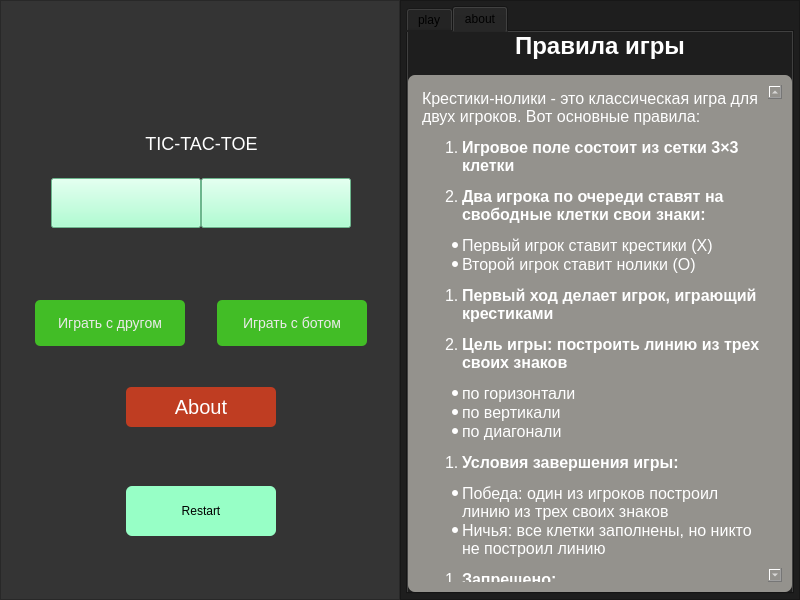
Qt form main.ui (Artemdjdj/tic-tac-toe) before a commit.
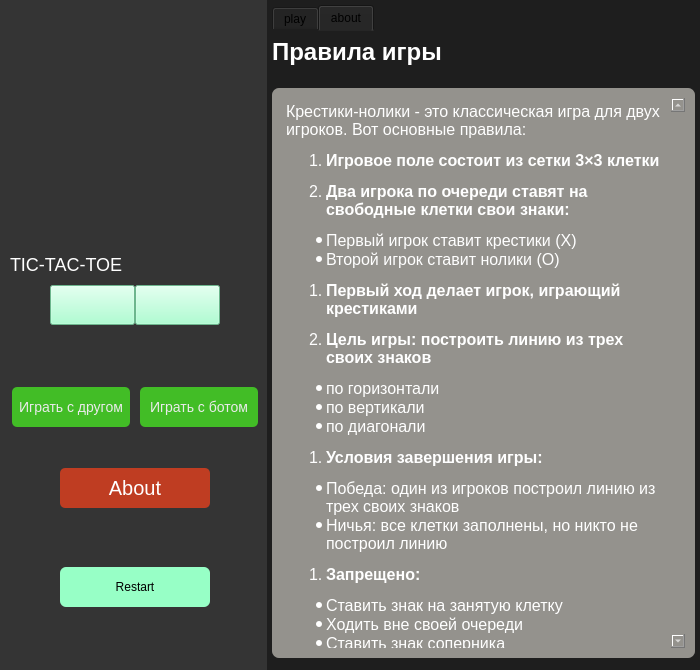
The same form after that commit. The open tabs and pages were chosen to show the change. Icons and pictures are not drawn.

What changed in the file:
```diff
--- a/main.ui
+++ b/main.ui
@@ -6,8 +6,8 @@
    <rect>
     <x>0</x>
     <y>0</y>
-    <width>800</width>
-    <height>600</height>
+    <width>700</width>
+    <height>670</height>
    </rect>
   </property>
   <property name="minimumSize">
@@ -78,10 +78,7 @@
        <string notr="true">background-color:rgb(52,52,52);</string>
       </property>
       <property name="frameShape">
-       <enum>QFrame::Shape::StyledPanel</enum>
-      </property>
-      <property name="frameShadow">
-       <enum>QFrame::Shadow::Raised</enum>
+       <enum>QFrame::NoFrame</enum>
       </property>
       <layout class="QVBoxLayout" name="verticalLayout">
        <property name="spacing">
@@ -104,7 +101,7 @@
          <item>
           <spacer name="horizontalSpacer_3">
            <property name="orientation">
-            <enum>Qt::Orientation::Horizontal</enum>
+            <enum>Qt::Vertical</enum>
            </property>
            <property name="sizeHint" stdset="0">
             <size>
@@ -149,7 +146,7 @@
          <item>
           <spacer name="horizontalSpacer_4">
            <property name="orientation">
-            <enum>Qt::Orientation::Horizontal</enum>
+            <enum>Qt::Vertical</enum>
            </property>
            <property name="sizeHint" stdset="0">
             <size>
@@ -170,9 +167,6 @@
          <property name="text">
           <string>TIC-TAC-TOE</string>
          </property>
-         <property name="alignment">
-          <set>Qt::AlignmentFlag::AlignCenter</set>
-         </property>
         </widget>
        </item>
        <item>
@@ -183,7 +177,7 @@
          <item>
           <spacer name="horizontalSpacer">
            <property name="orientation">
-            <enum>Qt::Orientation::Horizontal</enum>
+            <enum>Qt::Vertical</enum>
            </property>
            <property name="sizeType">
             <enum>QSizePolicy::Policy::Fixed</enum>
@@ -265,7 +259,7 @@
          <item>
           <spacer name="horizontalSpacer_2">
            <property name="orientation">
-            <enum>Qt::Orientation::Horizontal</enum>
+            <enum>Qt::Vertical</enum>
            </property>
            <property name="sizeType">
             <enum>QSizePolicy::Policy::Fixed</enum>
@@ -301,10 +295,7 @@
 </string>
            </property>
            <property name="frameShape">
-            <enum>QFrame::Shape::StyledPanel</enum>
-           </property>
-           <property name="frameShadow">
-            <enum>QFrame::Shadow::Raised</enum>
+            <enum>QFrame::NoFrame</enum>
            </property>
            <layout class="QHBoxLayout" name="horizontalLayout_9">
             <property name="spacing">
@@ -339,9 +330,6 @@
               <property name="text">
                <string/>
               </property>
-              <property name="alignment">
-               <set>Qt::AlignmentFlag::AlignCenter</set>
-              </property>
              </widget>
             </item>
             <item>
@@ -483,10 +471,7 @@
 background-color:rgb(52,52,52);</string>
          </property>
          <property name="frameShape">
-          <enum>QFrame::Shape::StyledPanel</enum>
-         </property>
-         <property name="frameShadow">
-          <enum>QFrame::Shadow::Raised</enum>
+          <enum>QFrame::NoFrame</enum>
          </property>
          <layout class="QHBoxLayout" name="horizontalLayout_11">
           <item>
@@ -603,10 +588,7 @@
        <string notr="true">background-color:rgb(30, 30, 30);</string>
       </property>
       <property name="frameShape">
-       <enum>QFrame::Shape::StyledPanel</enum>
-      </property>
-      <property name="frameShadow">
-       <enum>QFrame::Shadow::Raised</enum>
+       <enum>QFrame::NoFrame</enum>
       </property>
       <layout class="QHBoxLayout" name="horizontalLayout_4">
        <property name="leftMargin">
@@ -636,7 +618,7 @@
           </size>
          </property>
          <property name="styleSheet">
-          <string notr="true"/>
+          <string notr="true">border:none;</string>
          </property>
          <property name="currentIndex">
           <number>0</number>
@@ -933,6 +915,9 @@
           </layout>
          </widget>
          <widget class="QWidget" name="tab_2">
+          <property name="styleSheet">
+           <string notr="true">border:none</string>
+          </property>
           <attribute name="title">
            <string>about</string>
           </attribute>
@@ -969,6 +954,7 @@
              <property name="font">
               <font>
                <pointsize>-1</pointsize>
+               <weight>75</weight>
                <bold>true</bold>
               </font>
              </property>
@@ -980,9 +966,6 @@
              <property name="text">
               <string>Правила игры</string>
              </property>
-             <property name="alignment">
-              <set>Qt::AlignmentFlag::AlignCenter</set>
-             </property>
             </widget>
            </item>
            <item>
@@ -1007,42 +990,32 @@
 color:rgb(255, 255, 255);
 border-radius:7px;
 padding:10px;
+border:none;
 </string>
              </property>
              <property name="html">
               <string>&lt;!DOCTYPE HTML PUBLIC &quot;-//W3C//DTD HTML 4.0//EN&quot; &quot;http://www.w3.org/TR/REC-html40/strict.dtd&quot;&gt;
-&lt;html&gt;&lt;head&gt;&lt;meta name=&quot;qrichtext&quot; content=&quot;1&quot; /&gt;&lt;meta charset=&quot;utf-8&quot; /&gt;&lt;style type=&quot;text/css&quot;&gt;
+&lt;html&gt;&lt;head&gt;&lt;meta name=&quot;qrichtext&quot; content=&quot;1&quot; /&gt;&lt;style type=&quot;text/css&quot;&gt;
 p, li { white-space: pre-wrap; }
-hr { height: 1px; border-width: 0; }
-li.unchecked::marker { content: &quot;\2610&quot;; }
-li.checked::marker { content: &quot;\2612&quot;; }
-&lt;/style&gt;&lt;/head&gt;&lt;body style=&quot; font-family:'Segoe UI'; font-size:9pt; font-weight:400; font-style:normal;&quot;&gt;
-&lt;p style=&quot; margin-top:12px; margin-bottom:12px; margin-left:0px; margin-right:0px; -qt-block-indent:0; text-indent:0px;&quot;&gt;&lt;span style=&quot; font-size:12pt;&quot;&gt;Крестики-нолики - это классическая игра для двух игроков. Вот основные правила:&lt;/span&gt;&lt;/p&gt;
-&lt;ol style=&quot;margin-top: 0px; margin-bottom: 0px; margin-left: 0px; margin-right: 0px; -qt-list-indent: 1;&quot;&gt;
-&lt;li style=&quot; font-size:12pt;&quot; style=&quot; margin-top:12px; margin-bottom:12px; margin-left:0px; margin-right:0px; -qt-block-indent:0; text-indent:0px;&quot;&gt;&lt;span style=&quot; font-weight:700;&quot;&gt;Игровое поле состоит из сетки 3×3 клетки&lt;/span&gt;&lt;/li&gt;
-&lt;li style=&quot; font-size:12pt;&quot; style=&quot; margin-top:12px; margin-bottom:12px; margin-left:0px; margin-right:0px; -qt-block-indent:0; text-indent:0px;&quot;&gt;&lt;span style=&quot; font-weight:700;&quot;&gt;Два игрока по очереди ставят на свободные клетки свои знаки:&lt;/span&gt;&lt;/li&gt;&lt;/ol&gt;
-&lt;ul style=&quot;margin-top: 0px; margin-bottom: 0px; margin-left: 0px; margin-right: 0px; -qt-list-indent: 1;&quot;&gt;
-&lt;li style=&quot; font-size:12pt;&quot; style=&quot; margin-top:12px; margin-bottom:0px; margin-left:0px; margin-right:0px; -qt-block-indent:0; text-indent:0px;&quot;&gt;Первый игрок ставит крестики (X)&lt;/li&gt;
-&lt;li style=&quot; font-size:12pt;&quot; style=&quot; margin-top:0px; margin-bottom:12px; margin-left:0px; margin-right:0px; -qt-block-indent:0; text-indent:0px;&quot;&gt;Второй игрок ставит нолики (O)&lt;/li&gt;&lt;/ul&gt;
-&lt;ol start=&quot;3&quot; style=&quot;margin-top: 0px; margin-bottom: 0px; margin-left: 0px; margin-right: 0px; -qt-list-indent: 1;&quot;&gt;
-&lt;li style=&quot; font-size:12pt;&quot; style=&quot; margin-top:12px; margin-bottom:12px; margin-left:0px; margin-right:0px; -qt-block-indent:0; text-indent:0px;&quot;&gt;&lt;span style=&quot; font-weight:700;&quot;&gt;Первый ход делает игрок, играющий крестиками&lt;/span&gt;&lt;/li&gt;
-&lt;li style=&quot; font-size:12pt;&quot; style=&quot; margin-top:12px; margin-bottom:12px; margin-left:0px; margin-right:0px; -qt-block-indent:0; text-indent:0px;&quot;&gt;&lt;span style=&quot; font-weight:700;&quot;&gt;Цель игры: построить линию из трех своих знаков&lt;/span&gt;&lt;/li&gt;&lt;/ol&gt;
-&lt;ul style=&quot;margin-top: 0px; margin-bottom: 0px; margin-left: 0px; margin-right: 0px; -qt-list-indent: 1;&quot;&gt;
-&lt;li style=&quot; font-size:12pt; font-weight:700;&quot; style=&quot; margin-top:12px; margin-bottom:0px; margin-left:0px; margin-right:0px; -qt-block-indent:0; text-indent:0px;&quot;&gt;&lt;span style=&quot; font-weight:400;&quot;&gt;по горизонтали&lt;/span&gt;&lt;/li&gt;
-&lt;li style=&quot; font-size:12pt;&quot; style=&quot; margin-top:0px; margin-bottom:0px; margin-left:0px; margin-right:0px; -qt-block-indent:0; text-indent:0px;&quot;&gt;по вертикали&lt;/li&gt;
-&lt;li style=&quot; font-size:12pt;&quot; style=&quot; margin-top:0px; margin-bottom:12px; margin-left:0px; margin-right:0px; -qt-block-indent:0; text-indent:0px;&quot;&gt;по диагонали&lt;/li&gt;&lt;/ul&gt;
-&lt;ol start=&quot;5&quot; style=&quot;margin-top: 0px; margin-bottom: 0px; margin-left: 0px; margin-right: 0px; -qt-list-indent: 1;&quot;&gt;
-&lt;li style=&quot; font-size:12pt;&quot; style=&quot; margin-top:12px; margin-bottom:12px; margin-left:0px; margin-right:0px; -qt-block-indent:0; text-indent:0px;&quot;&gt;&lt;span style=&quot; font-weight:700;&quot;&gt;Условия завершения игры:&lt;/span&gt;&lt;/li&gt;&lt;/ol&gt;
-&lt;ul style=&quot;margin-top: 0px; margin-bottom: 0px; margin-left: 0px; margin-right: 0px; -qt-list-indent: 1;&quot;&gt;
-&lt;li style=&quot; font-size:12pt;&quot; style=&quot; margin-top:12px; margin-bottom:0px; margin-left:0px; margin-right:0px; -qt-block-indent:0; text-indent:0px;&quot;&gt;Победа: один из игроков построил линию из трех своих знаков&lt;/li&gt;
-&lt;li style=&quot; font-size:12pt;&quot; style=&quot; margin-top:0px; margin-bottom:12px; margin-left:0px; margin-right:0px; -qt-block-indent:0; text-indent:0px;&quot;&gt;Ничья: все клетки заполнены, но никто не построил линию&lt;/li&gt;&lt;/ul&gt;
-&lt;ol start=&quot;6&quot; style=&quot;margin-top: 0px; margin-bottom: 0px; margin-left: 0px; margin-right: 0px; -qt-list-indent: 1;&quot;&gt;
-&lt;li style=&quot; font-size:12pt;&quot; style=&quot; margin-top:12px; margin-bottom:12px; margin-left:0px; margin-right:0px; -qt-block-indent:0; text-indent:0px;&quot;&gt;&lt;span style=&quot; font-weight:700;&quot;&gt;Запрещено:&lt;/span&gt;&lt;/li&gt;&lt;/ol&gt;
-&lt;ul style=&quot;margin-top: 0px; margin-bottom: 0px; margin-left: 0px; margin-right: 0px; -qt-list-indent: 1;&quot;&gt;
-&lt;li style=&quot; font-size:12pt;&quot; style=&quot; margin-top:12px; margin-bottom:0px; margin-left:0px; margin-right:0px; -qt-block-indent:0; text-indent:0px;&quot;&gt;Ставить знак на занятую клетку&lt;/li&gt;
-&lt;li style=&quot; font-size:12pt;&quot; style=&quot; margin-top:0px; margin-bottom:0px; margin-left:0px; margin-right:0px; -qt-block-indent:0; text-indent:0px;&quot;&gt;Ходить вне своей очереди&lt;/li&gt;
-&lt;li style=&quot; font-size:12pt;&quot; style=&quot; margin-top:0px; margin-bottom:12px; margin-left:0px; margin-right:0px; -qt-block-indent:0; text-indent:0px;&quot;&gt;Ставить знак соперника&lt;/li&gt;&lt;/ul&gt;
-&lt;p style=&quot;-qt-paragraph-type:empty; margin-top:12px; margin-bottom:12px; margin-left:0px; margin-right:0px; -qt-block-indent:0; text-indent:0px; font-size:12pt;&quot;&gt;&lt;br /&gt;&lt;/p&gt;&lt;/body&gt;&lt;/html&gt;</string>
+&lt;/style&gt;&lt;/head&gt;&lt;body style=&quot; font-family:'Ubuntu Sans'; font-size:11pt; font-weight:400; font-style:normal;&quot;&gt;
+&lt;p style=&quot; margin-top:12px; margin-bottom:12px; margin-left:0px; margin-right:0px; -qt-block-indent:0; text-indent:0px;&quot;&gt;&lt;span style=&quot; font-family:'Segoe UI'; font-size:12pt;&quot;&gt;Крестики-нолики - это классическая игра для двух игроков. Вот основные правила:&lt;/span&gt;&lt;/p&gt;
+&lt;ol style=&quot;margin-top: 0px; margin-bottom: 0px; margin-left: 0px; margin-right: 0px; -qt-list-indent: 1;&quot;&gt;&lt;li style=&quot; font-family:'Segoe UI'; font-size:12pt;&quot; style=&quot; margin-top:12px; margin-bottom:12px; margin-left:0px; margin-right:0px; -qt-block-indent:0; text-indent:0px;&quot;&gt;&lt;span style=&quot; font-weight:704;&quot;&gt;Игровое поле состоит из сетки 3×3 клетки&lt;/span&gt;&lt;/li&gt;
+&lt;li style=&quot; font-family:'Segoe UI'; font-size:12pt;&quot; style=&quot; margin-top:12px; margin-bottom:12px; margin-left:0px; margin-right:0px; -qt-block-indent:0; text-indent:0px;&quot;&gt;&lt;span style=&quot; font-weight:704;&quot;&gt;Два игрока по очереди ставят на свободные клетки свои знаки:&lt;/span&gt;&lt;/li&gt;&lt;/ol&gt;
+&lt;ul style=&quot;margin-top: 0px; margin-bottom: 0px; margin-left: 0px; margin-right: 0px; -qt-list-indent: 1;&quot;&gt;&lt;li style=&quot; font-family:'Segoe UI'; font-size:12pt;&quot; style=&quot; margin-top:12px; margin-bottom:0px; margin-left:0px; margin-right:0px; -qt-block-indent:0; text-indent:0px;&quot;&gt;Первый игрок ставит крестики (X)&lt;/li&gt;
+&lt;li style=&quot; font-family:'Segoe UI'; font-size:12pt;&quot; style=&quot; margin-top:0px; margin-bottom:12px; margin-left:0px; margin-right:0px; -qt-block-indent:0; text-indent:0px;&quot;&gt;Второй игрок ставит нолики (O)&lt;/li&gt;&lt;/ul&gt;
+&lt;ol style=&quot;margin-top: 0px; margin-bottom: 0px; margin-left: 0px; margin-right: 0px; -qt-list-indent: 1;&quot;&gt;&lt;li style=&quot; font-family:'Segoe UI'; font-size:12pt;&quot; style=&quot; margin-top:12px; margin-bottom:12px; margin-left:0px; margin-right:0px; -qt-block-indent:0; text-indent:0px;&quot;&gt;&lt;span style=&quot; font-weight:704;&quot;&gt;Первый ход делает игрок, играющий крестиками&lt;/span&gt;&lt;/li&gt;
+&lt;li style=&quot; font-family:'Segoe UI'; font-size:12pt;&quot; style=&quot; margin-top:12px; margin-bottom:12px; margin-left:0px; margin-right:0px; -qt-block-indent:0; text-indent:0px;&quot;&gt;&lt;span style=&quot; font-weight:704;&quot;&gt;Цель игры: построить линию из трех своих знаков&lt;/span&gt;&lt;/li&gt;&lt;/ol&gt;
+&lt;ul style=&quot;margin-top: 0px; margin-bottom: 0px; margin-left: 0px; margin-right: 0px; -qt-list-indent: 1;&quot;&gt;&lt;li style=&quot; font-family:'Segoe UI'; font-size:12pt; font-weight:704;&quot; style=&quot; margin-top:12px; margin-bottom:0px; margin-left:0px; margin-right:0px; -qt-block-indent:0; text-indent:0px;&quot;&gt;&lt;span style=&quot; font-weight:400;&quot;&gt;по горизонтали&lt;/span&gt;&lt;/li&gt;
+&lt;li style=&quot; font-family:'Segoe UI'; font-size:12pt;&quot; style=&quot; margin-top:0px; margin-bottom:0px; margin-left:0px; margin-right:0px; -qt-block-indent:0; text-indent:0px;&quot;&gt;по вертикали&lt;/li&gt;
+&lt;li style=&quot; font-family:'Segoe UI'; font-size:12pt;&quot; style=&quot; margin-top:0px; margin-bottom:12px; margin-left:0px; margin-right:0px; -qt-block-indent:0; text-indent:0px;&quot;&gt;по диагонали&lt;/li&gt;&lt;/ul&gt;
+&lt;ol style=&quot;margin-top: 0px; margin-bottom: 0px; margin-left: 0px; margin-right: 0px; -qt-list-indent: 1;&quot;&gt;&lt;li style=&quot; font-family:'Segoe UI'; font-size:12pt;&quot; style=&quot; margin-top:12px; margin-bottom:12px; margin-left:0px; margin-right:0px; -qt-block-indent:0; text-indent:0px;&quot;&gt;&lt;span style=&quot; font-weight:704;&quot;&gt;Условия завершения игры:&lt;/span&gt;&lt;/li&gt;&lt;/ol&gt;
+&lt;ul style=&quot;margin-top: 0px; margin-bottom: 0px; margin-left: 0px; margin-right: 0px; -qt-list-indent: 1;&quot;&gt;&lt;li style=&quot; font-family:'Segoe UI'; font-size:12pt;&quot; style=&quot; margin-top:12px; margin-bottom:0px; margin-left:0px; margin-right:0px; -qt-block-indent:0; text-indent:0px;&quot;&gt;Победа: один из игроков построил линию из трех своих знаков&lt;/li&gt;
+&lt;li style=&quot; font-family:'Segoe UI'; font-size:12pt;&quot; style=&quot; margin-top:0px; margin-bottom:12px; margin-left:0px; margin-right:0px; -qt-block-indent:0; text-indent:0px;&quot;&gt;Ничья: все клетки заполнены, но никто не построил линию&lt;/li&gt;&lt;/ul&gt;
+&lt;ol style=&quot;margin-top: 0px; margin-bottom: 0px; margin-left: 0px; margin-right: 0px; -qt-list-indent: 1;&quot;&gt;&lt;li style=&quot; font-family:'Segoe UI'; font-size:12pt;&quot; style=&quot; margin-top:12px; margin-bottom:12px; margin-left:0px; margin-right:0px; -qt-block-indent:0; text-indent:0px;&quot;&gt;&lt;span style=&quot; font-weight:704;&quot;&gt;Запрещено:&lt;/span&gt;&lt;/li&gt;&lt;/ol&gt;
+&lt;ul style=&quot;margin-top: 0px; margin-bottom: 0px; margin-left: 0px; margin-right: 0px; -qt-list-indent: 1;&quot;&gt;&lt;li style=&quot; font-family:'Segoe UI'; font-size:12pt;&quot; style=&quot; margin-top:12px; margin-bottom:0px; margin-left:0px; margin-right:0px; -qt-block-indent:0; text-indent:0px;&quot;&gt;Ставить знак на занятую клетку&lt;/li&gt;
+&lt;li style=&quot; font-family:'Segoe UI'; font-size:12pt;&quot; style=&quot; margin-top:0px; margin-bottom:0px; margin-left:0px; margin-right:0px; -qt-block-indent:0; text-indent:0px;&quot;&gt;Ходить вне своей очереди&lt;/li&gt;
+&lt;li style=&quot; font-family:'Segoe UI'; font-size:12pt;&quot; style=&quot; margin-top:0px; margin-bottom:12px; margin-left:0px; margin-right:0px; -qt-block-indent:0; text-indent:0px;&quot;&gt;Ставить знак соперника&lt;/li&gt;&lt;/ul&gt;
+&lt;p style=&quot;-qt-paragraph-type:empty; margin-top:12px; margin-bottom:12px; margin-left:0px; margin-right:0px; -qt-block-indent:0; text-indent:0px; font-family:'Segoe UI'; font-size:12pt;&quot;&gt;&lt;br /&gt;&lt;/p&gt;&lt;/body&gt;&lt;/html&gt;</string>
              </property>
             </widget>
            </item>
```
Left out of the diff: 18 changed lines with no effect on the pictures.
